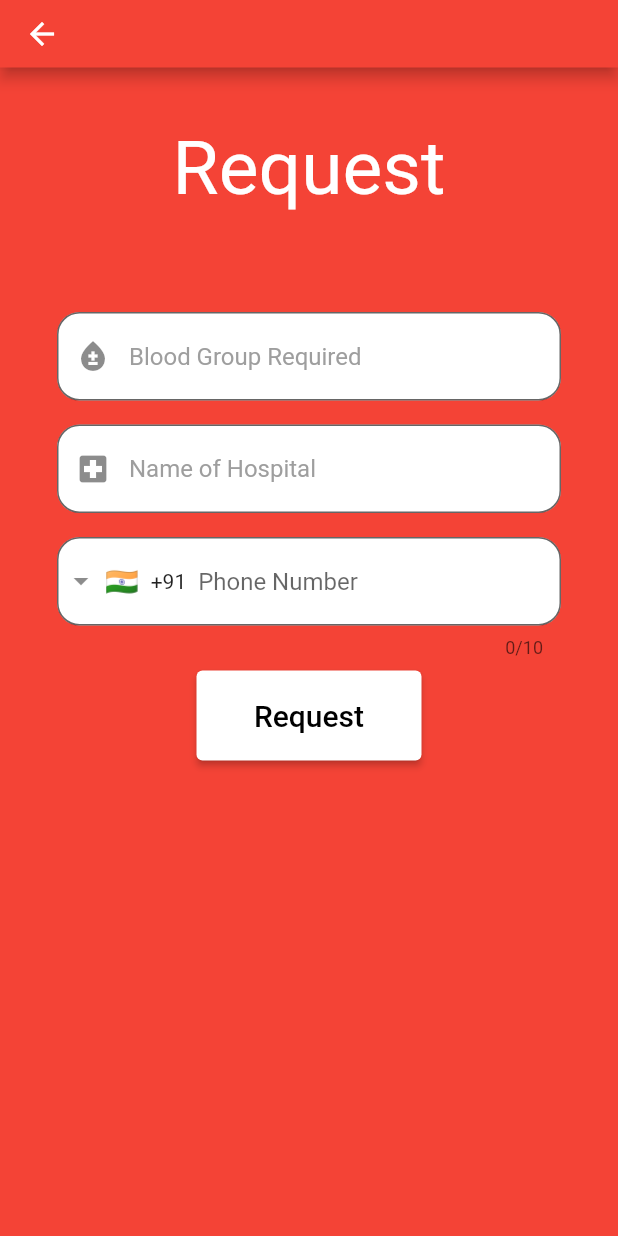
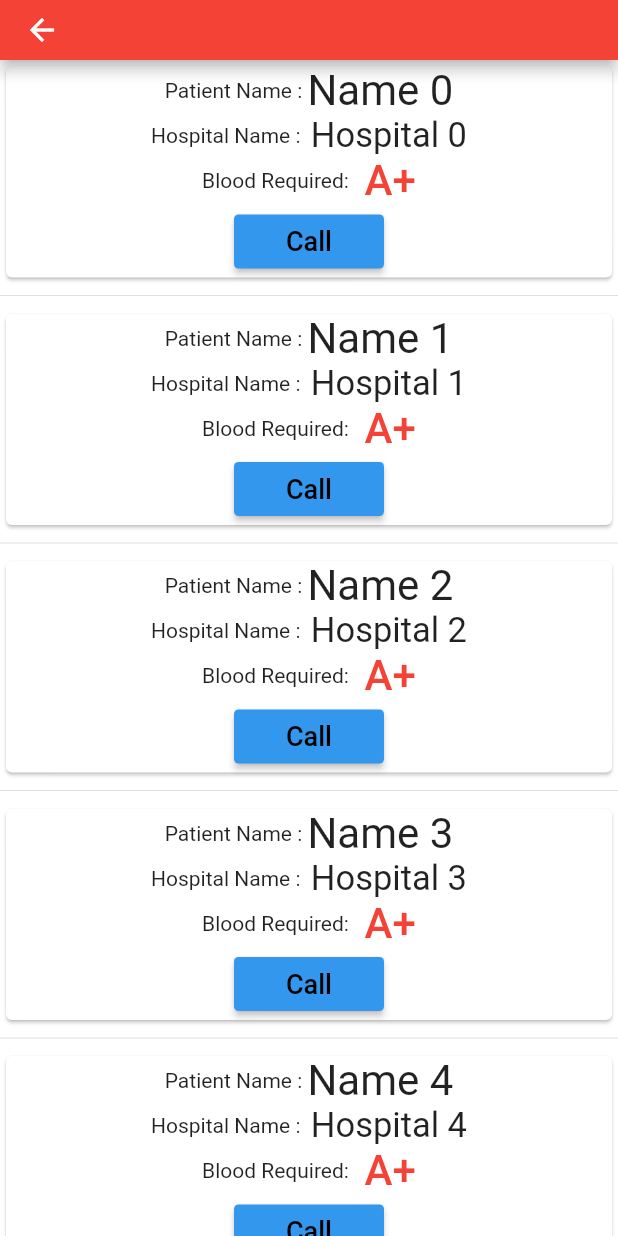
Before and after one commit to athulll7/EBloodBank, a Flutter app: the screen it shows after launch, in the side drawer, after a tap on "- Requests", on a phone screen of 412 x 824 dp. Run offline on Flutter 3.47's test engine with Material 2 defaults, Android fonts, the phone set to English and light mode, and no system bars; drawn by our look-alikes of intl_phone_field; our stand-ins replace cloud_firestore, firebase_auth, firebase_core, fluttertoast; missing offline and left inert: flutter_phone_direct_caller; accounts and stored records are empty.

Commit message:
requests_screen

```diff
--- a/lib/raise_request_screen.dart
+++ b/lib/raise_request_screen.dart
@@ -1,10 +1,9 @@
-
 import 'package:flutter/material.dart';
 import 'package:flutter/services.dart';
 import 'package:intl_phone_field/intl_phone_field.dart';
 
 class Raise_request_screen extends StatefulWidget {
-  const Raise_request_screen({ Key? key }) : super(key: key);
+  const Raise_request_screen({Key? key}) : super(key: key);
 
   @override
   State<Raise_request_screen> createState() => _Raise_request_screenState();
@@ -58,9 +57,8 @@ class _Raise_request_screenState extends State<Raise_request_screen> {
                   Padding(
                     padding: const EdgeInsets.all(15.0),
                     child: TextFormField(
-
                       keyboardType: TextInputType.multiline,
-                    maxLines:null,
+                      maxLines: null,
                       decoration: InputDecoration(
                           prefixIcon: Icon(Icons.local_hospital),
                           hintText: '           Hospital Address',
@@ -82,7 +80,6 @@ class _Raise_request_screenState extends State<Raise_request_screen> {
                           FilteringTextInputFormatter.allow(RegExp(r'[0-9]')),
                         ],
                         decoration: InputDecoration(
-
                           border: OutlineInputBorder(
                               borderRadius: BorderRadius.circular(15)),
                           hintText: ' Phone Number',
@@ -90,29 +87,37 @@ class _Raise_request_screenState extends State<Raise_request_screen> {
                           filled: true,
                         ),
                       )),
-
+                  Padding(
+                    padding: const EdgeInsets.all(15.0),
+                    child: TextFormField(
+                      textAlign: TextAlign.center,
+                      decoration: InputDecoration(
+                          hintText: 'Required Blood',
+                          border: OutlineInputBorder(
+                              borderRadius: BorderRadius.circular(15)),
+                          filled: true,
+                          fillColor: Colors.white),
+                    ),
+                  ),
                   SizedBox(height: 40),
-                Padding(
-                  padding: const EdgeInsets.all(20),
-                  child: ElevatedButton(
+                  ElevatedButton(
                       onPressed: () {},
                       child: const Text(
                         'Request',
-                        style: TextStyle(fontSize: 18,),
+                        style: TextStyle(
+                          fontSize: 18,
+                        ),
                       ),
                       style: ElevatedButton.styleFrom(
                         fixedSize: Size(800, 60),
-                          primary: Colors.white,
+                        primary: Color.fromRGBO(124, 196, 255, 1),
                         onPrimary: Colors.black,
                         shape: RoundedRectangleBorder(
                           borderRadius: BorderRadius.circular(10.0),
                         ),
                       )),
-                ),
-
                 ]),
               )),
-      ))
-    );
+        )));
   }
 }
--- a/lib/requests_screen.dart
+++ b/lib/requests_screen.dart
@@ -1,111 +1,100 @@
 import 'package:flutter/material.dart';
-import 'package:flutter/services.dart';
-import 'package:intl_phone_field/intl_phone_field.dart';
+import 'package:flutter_phone_direct_caller/flutter_phone_direct_caller.dart';
 
-class Requests_screen extends StatelessWidget {
+class Requests_screen extends StatefulWidget {
   const Requests_screen({Key? key}) : super(key: key);
 
   @override
+  State<Requests_screen> createState() => _Requests_screenState();
+}
+
+class _Requests_screenState extends State<Requests_screen> {
+  @override
   Widget build(BuildContext context) {
     return Scaffold(
+        backgroundColor: Colors.white,
+        appBar: AppBar(
           backgroundColor: Colors.red,
-      appBar: AppBar(
-        toolbarHeight: 45,
-        backgroundColor: Colors.red,
+          toolbarHeight: 40,
         ),
-      body: Padding(
-        padding: const EdgeInsets.all(30.0),
-        child: Container(
-          width: double.infinity,
-          height: double.infinity,
+        body: ListView.separated(
+            itemBuilder: ((context, index) {
+              return Card(
+                child: Row(
+                  mainAxisSize: MainAxisSize.max,
+                  children: [
+                    Expanded(
+                      flex: 1,
                       child: Column(
                         children: [
                           Row(
                             mainAxisAlignment: MainAxisAlignment.center,
-                children: const [
-                  Padding(
-                    padding: EdgeInsets.all(8.0),
-                    child: Text(
-                      'Request',
-                      textAlign: TextAlign.center,
+                            children: [
+                              Text("Patient Name : "),
+                              Text(
+                                "Name $index",
+                                style: TextStyle(fontSize: 28),
+                              ),
+                            ],
+                          ),
+                          Row(
+                            mainAxisAlignment: MainAxisAlignment.center,
+                            children: [
+                              Text("Hospital Name :  "),
+                              Text(
+                                "Hospital $index",
+                                style: TextStyle(fontSize: 23),
+                              ),
+                            ],
+                          ),
+                          Row(
+                            mainAxisAlignment: MainAxisAlignment.center,
+                            children: [
+                              Text(
+                                "Blood Required: ",
+                                style: TextStyle(fontSize: 14),
+                              ),
+                              Text(
+                                " A+",
                                 style: TextStyle(
-                        color: Colors.white,
-                        fontSize: 50,
+                                    fontSize: 28,
+                                    color: Colors.red,
+                                    fontWeight: FontWeight.w500),
                               ),
+                            ],
+                          ),
+                          Row(
+                            mainAxisAlignment: MainAxisAlignment.center,
+                            children: [
+                              ElevatedButton(
+                                  onPressed: () {
+                                    FlutterPhoneDirectCaller.callNumber(
+                                        '9605048647');
+                                  },
+                                  child: const Text(
+                                    'Call',
+                                    style: TextStyle(
+                                      fontSize: 18,
+                                    ),
+                                  ),
+                                  style: ElevatedButton.styleFrom(
+                                    fixedSize: Size(100, 20),
+                                    primary: Color.fromRGBO(52, 151, 238, 1),
+                                    onPrimary: Colors.black,
+                                    shape: RoundedRectangleBorder(
+                                      borderRadius: BorderRadius.circular(3.0),
+                                    ),
+                                  )),
+                            ],
+                          ),
+                        ],
                       ),
                     ),
                   ],
                 ),
-              SizedBox(
-                height: 50,
-              ),
-              Padding(
-                padding: const EdgeInsets.all(8.0),
-                child: TextFormField(
-                  style: TextStyle(color: Colors.black),
-                  decoration: InputDecoration(
-                      prefixIcon: Icon(Icons.bloodtype),
-                      border: OutlineInputBorder(
-                          borderRadius: BorderRadius.circular(15)),
-                      filled: true,
-                      hintText: 'Blood Group Required',
-                      hintStyle: TextStyle(color: Colors.grey),
-                      fillColor: Colors.white),
-                ),
-              ),
-              Padding(
-                padding: const EdgeInsets.all(8.0),
-                child: TextFormField(
-                  style: TextStyle(color: Colors.black),
-                  decoration: InputDecoration(
-                      prefixIcon: Icon(
-                        Icons.local_hospital,
-                      ),
-                      border: OutlineInputBorder(
-                          borderRadius: BorderRadius.circular(15)),
-                      filled: true,
-                      hintText: 'Name of Hospital',
-                      hintStyle: TextStyle(color: Colors.grey),
-                      fillColor: Colors.white),
-                ),
-              ),
-              Padding(
-                padding: const EdgeInsets.all(8.0),
-                child: IntlPhoneField(
-                  controller: TextEditingController(),
-                  keyboardType: TextInputType.number,
-                  inputFormatters: <TextInputFormatter>[
-                    FilteringTextInputFormatter.allow(RegExp(r'[0-9]')),
-                  ],
-                  decoration: InputDecoration(
-                    prefixIcon: Icon(Icons.phone_android),
-                    border: OutlineInputBorder(
-                        borderRadius: BorderRadius.circular(15)),
-                    hintText: 'Phone Number',
-                    fillColor: Colors.white,
-                    filled: true,
-                  ),
-               initialCountryCode: 'IN',
-                ),
-              ),
-              SizedBox(
-                height: 60,
-                width: 150,
-                child: ElevatedButton(
-                  onPressed: () {},
-                  child: Text(
-                    "Request",
-                    style: TextStyle(color: Colors.black, fontSize: 20),
-                  ),
-                  style: ElevatedButton.styleFrom(
-                    primary: Colors.white,
-                  ),
-                ),
-              )
-            ],
-          ),
-        ),
-      ),
               );
+            }),
+            separatorBuilder: ((context, index) => Divider()),
+            itemCount: 15));
   }
 }
```
Lines whose indentation alone changed are shown as unchanged.
